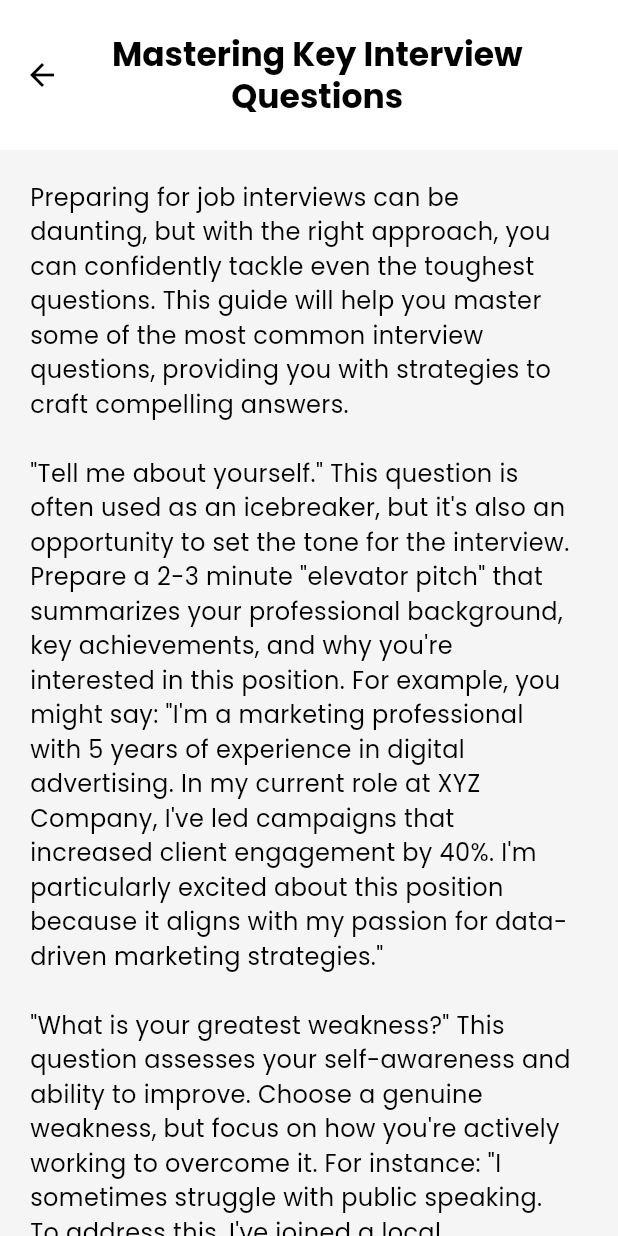
After one commit to SpeakUP-Mobile/SpeakUP-App, a Flutter app: the ExplorePage screen opened directly, after a tap on "Mastering Key Interview Questions", on a phone screen of 412 x 824 dp. The commit adds this screen. Run offline on Flutter 3.47's test engine with Material 3 defaults, Android fonts, the phone set to English and light mode, and no system bars; our stand-ins replace camera, get, permission_handler, simple_gradient_text, supabase_flutter, video_player; missing offline and left inert: video_compress, video_thumbnail; accounts and stored records are empty; network calls fail.

Commit message:
Article system implemented

```diff
--- /dev/null
+++ b/lib/explore_screen/article_page.dart
@@ -0,0 +1,82 @@
+import 'package:flutter/material.dart';
+import 'package:flutter/rendering.dart';
+import 'package:get/get.dart';
+import 'package:get/get_connect/http/src/utils/utils.dart';
+import 'package:speakup/explore_screen/explore_controller.dart';
+
+class ArticlePage extends GetView<ExploreController> {
+  const ArticlePage({super.key});
+
+  @override
+  Widget build(BuildContext context) {
+    Get.lazyPut(() => ExploreController());
+    return Scaffold(
+        appBar: AppBar(
+          toolbarHeight: 100,
+          title: Container(
+            margin: const EdgeInsets.only(right: 45),
+            child: Text(
+              Get.arguments[0],
+              softWrap: true,
+              overflow: TextOverflow.visible,
+              textAlign: TextAlign.center,
+              style: const TextStyle(fontWeight: FontWeight.bold),
+            ),
+          ),
+          scrolledUnderElevation: 0,
+        ),
+        body: SafeArea(
+          bottom: false,
+          child: Container(
+            margin: const EdgeInsets.only(left: 20, right: 30),
+            child: SingleChildScrollView(
+              child: Column(
+                crossAxisAlignment: CrossAxisAlignment.center,
+                children: [
+                  const SizedBox(
+                    height: 20,
+                  ),
+                  Text(
+                    Get.arguments[1],
+                    textAlign: TextAlign.left,
+                    style: const TextStyle(fontSize: 16),
+                  ),
+                  const SizedBox(
+                    height: 20,
+                  ),
+                  GestureDetector(
+                    onTap: () => Get.back(),
+                    child: Container(
+                      height: 50,
+                      width: 150,
+                      alignment: Alignment.center,
+                      padding: const EdgeInsets.only(bottom: 1),
+                      decoration: BoxDecoration(
+                          color: Colors.white,
+                          borderRadius: BorderRadius.circular(15),
+                          boxShadow: const [
+                            BoxShadow(
+                              color: Color.fromARGB(50, 0, 0, 0),
+                              spreadRadius: 0.5,
+                              blurRadius: 1,
+                            )
+                          ]),
+                      child: const Text(
+                        textAlign: TextAlign.center,
+                        "i'm done reading",
+                        style: TextStyle(
+                            color: Color(0xFF3A0E67),
+                            fontWeight: FontWeight.bold),
+                      ),
+                    ),
+                  ),
+                  const SizedBox(
+                    height: 40,
+                  ),
+                ],
+              ),
+            ),
+          ),
+        ));
+  }
+}
--- a/lib/explore_screen/article_widget.dart
+++ b/lib/explore_screen/article_widget.dart
@@ -15,7 +15,12 @@ class ArticleWidget extends GetView<ExploreController> {
 
   @override
   Widget build(BuildContext context) {
+    Get.lazyPut(
+      () => ExploreController(),
+    );
+
     return GestureDetector(
+        onTap: () => controller.viewArticle(name, content),
         child: Container(
           margin: const EdgeInsets.symmetric(vertical: 5, horizontal: 15),
           padding: const EdgeInsets.only(left: 10, top: 10),
@@ -26,7 +31,8 @@ class ArticleWidget extends GetView<ExploreController> {
                 fit: BoxFit.cover,
                 colorFilter: ColorFilter.mode(
                   Colors.black.withOpacity(0.6), // Adjust the opacity to darken
-              BlendMode.darken, // This blends the image with black to darken it
+                  BlendMode
+                      .darken, // This blends the image with black to darken it
                 ),
               ),
               borderRadius: const BorderRadius.all(Radius.circular(8.0)),
@@ -44,7 +50,9 @@ class ArticleWidget extends GetView<ExploreController> {
               child: Text(
                 name,
                 style: const TextStyle(
-                color: Colors.white, fontWeight: FontWeight.bold, fontSize: 24),
+                    color: Colors.white,
+                    fontWeight: FontWeight.bold,
+                    fontSize: 24),
               )),
         ));
   }
--- a/lib/explore_screen/articles.dart
+++ b/lib/explore_screen/articles.dart
@@ -5,7 +5,7 @@ class Articles {
     ArticleWidget(
         name: "Mastering Key Interview Questions",
         content:
-            """Preparing for job interviews can be daunting, but with the right approach, you can confidently tackle even the toughest questions. This guide will help you master some of the most common interview questions, providing you with strategies to craft compelling answers."Tell me about yourself." This question is often used as an icebreaker, but it's also an opportunity to set the tone for the interview. Prepare a 2-3 minute "elevator pitch" that summarizes your professional background, key achievements, and why you're interested in this position. For example, you might say: "I'm a marketing professional with 5 years of experience in digital advertising. In my current role at XYZ Company, I've led campaigns that increased client engagement by 40%. I'm particularly excited about this position because it aligns with my passion for data-driven marketing strategies."
+            """Preparing for job interviews can be daunting, but with the right approach, you can confidently tackle even the toughest questions. This guide will help you master some of the most common interview questions, providing you with strategies to craft compelling answers.\n\n"Tell me about yourself." This question is often used as an icebreaker, but it's also an opportunity to set the tone for the interview. Prepare a 2-3 minute "elevator pitch" that summarizes your professional background, key achievements, and why you're interested in this position. For example, you might say: "I'm a marketing professional with 5 years of experience in digital advertising. In my current role at XYZ Company, I've led campaigns that increased client engagement by 40%. I'm particularly excited about this position because it aligns with my passion for data-driven marketing strategies."
 
 "What is your greatest weakness?" This question assesses your self-awareness and ability to improve. Choose a genuine weakness, but focus on how you're actively working to overcome it. For instance: "I sometimes struggle with public speaking. To address this, I've joined a local Toastmasters""",
         imgURI:
--- a/lib/explore_screen/explore_controller.dart
+++ b/lib/explore_screen/explore_controller.dart
@@ -1,6 +1,7 @@
 import 'package:get/get.dart';
 import 'package:speakup/explore_screen/article_widget.dart';
 import 'articles.dart';
+import 'article_page.dart';
 
 class ExploreController extends GetxController {
   RxList<ArticleWidget> fullArticles = <ArticleWidget>[].obs;
@@ -12,4 +13,8 @@ class ExploreController extends GetxController {
     }
     super.onInit();
   }
+
+  void viewArticle(String name, String content) {
+    Get.to(const ArticlePage(), arguments: [name, content]);
+  }
 }
```
Also changed, not shown: 1 other file. Lines whose indentation alone changed are shown as unchanged.
